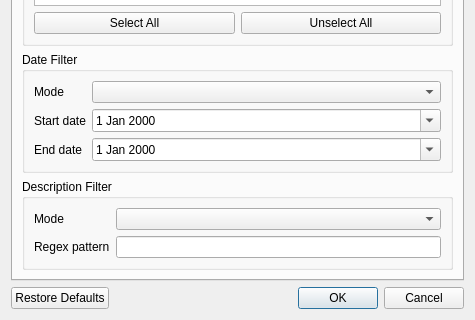
First picture: the form in src/views/ui_files/forms/transaction_filter_form.ui, repository JakubFranek/Kapytal, before the edit; both pictures show x 0 to 475 and y 218 to 538 of the 475 by 538 pixel window.
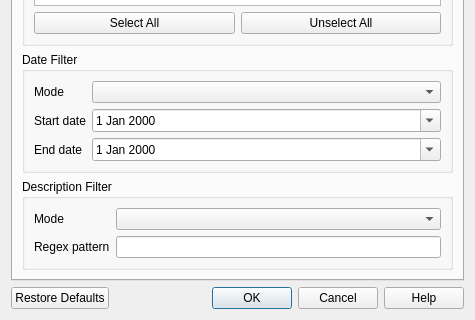
Second picture: the form after the edit.

Commit message:
Add Transaction Filter Help button with summary
Improve PayeeFilter, SpecificTagsFilter and SpecificCategoriesFilter
__repr__ methods.
Fix tests. Coverage 100%.

The edit to the form file:
```diff
--- a/src/views/ui_files/forms/transaction_filter_form.ui
+++ b/src/views/ui_files/forms/transaction_filter_form.ui
@@ -865,7 +865,7 @@
    <item>
     <widget class="QDialogButtonBox" name="buttonBox">
      <property name="standardButtons">
-      <set>QDialogButtonBox::Cancel|QDialogButtonBox::Ok|QDialogButtonBox::RestoreDefaults</set>
+      <set>QDialogButtonBox::Cancel|QDialogButtonBox::Help|QDialogButtonBox::Ok|QDialogButtonBox::RestoreDefaults</set>
      </property>
     </widget>
    </item>
```
The commit also changes 12 other files.
